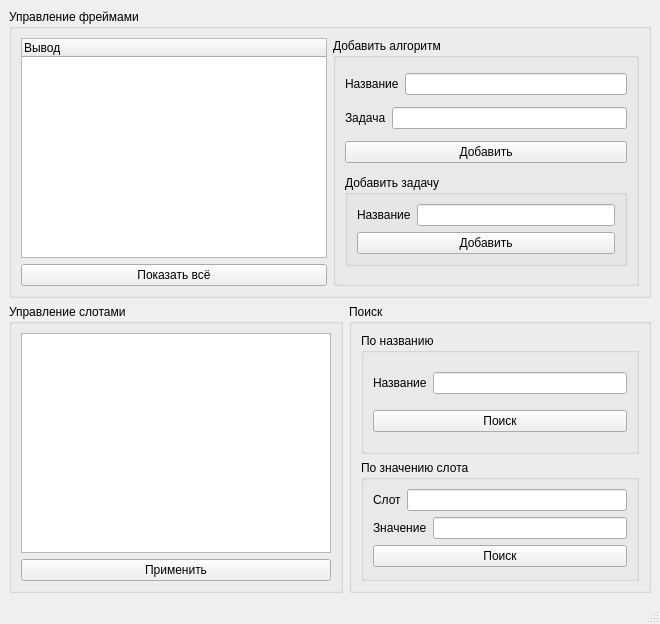
Old version of the form design.ui in the repository vladpower/FrameApp.
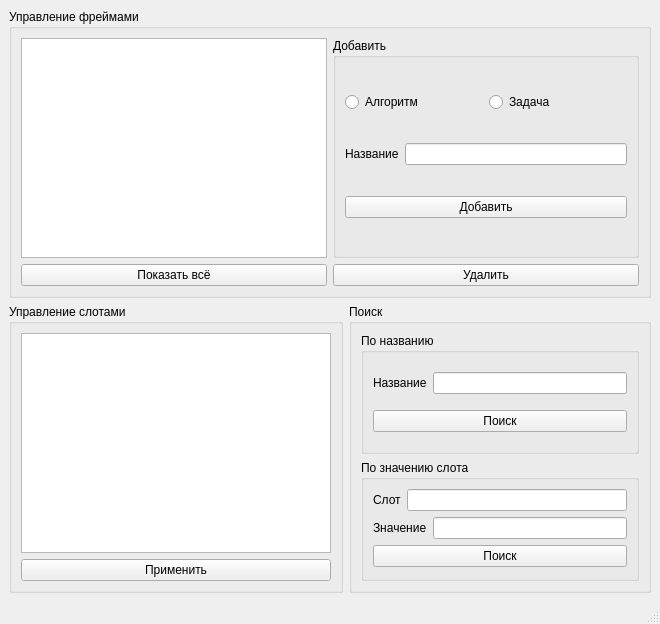
New version of the form.

Patch:
```diff
--- a/design.ui
+++ b/design.ui
@@ -20,9 +20,7 @@
    <string>FrameApp</string>
   </property>
   <widget class="QWidget" name="centralwidget">
-   <layout class="QVBoxLayout" name="verticalLayout_10">
-    <item>
-     <layout class="QVBoxLayout" name="verticalLayout_9">
+   <layout class="QVBoxLayout" name="verticalLayout_5">
       <item>
        <widget class="QGroupBox" name="groupBox_5">
         <property name="sizePolicy">
@@ -34,11 +32,14 @@
         <property name="title">
          <string>Управление фреймами</string>
         </property>
-        <layout class="QHBoxLayout" name="horizontalLayout_10">
+      <layout class="QHBoxLayout" name="horizontalLayout_6">
          <item>
           <layout class="QVBoxLayout" name="verticalLayout_11">
            <item>
             <widget class="QTreeWidget" name="frame_tw">
+           <attribute name="headerVisible">
+            <bool>false</bool>
+           </attribute>
              <column>
               <property name="text">
                <string>Вывод</string>
@@ -56,6 +57,8 @@
           </layout>
          </item>
          <item>
+        <layout class="QVBoxLayout" name="verticalLayout_13">
+         <item>
           <widget class="QGroupBox" name="groupBox_7">
            <property name="sizePolicy">
             <sizepolicy hsizetype="Minimum" vsizetype="Minimum">
@@ -64,9 +67,27 @@
             </sizepolicy>
            </property>
            <property name="title">
-            <string>Добавить алгоритм</string>
+            <string>Добавить</string>
            </property>
            <layout class="QVBoxLayout" name="verticalLayout_2">
+            <item>
+             <layout class="QHBoxLayout" name="horizontalLayout_4">
+              <item>
+               <widget class="QRadioButton" name="alg_rb">
+                <property name="text">
+                 <string>Алгоритм</string>
+                </property>
+               </widget>
+              </item>
+              <item>
+               <widget class="QRadioButton" name="task_rb">
+                <property name="text">
+                 <string>Задача</string>
+                </property>
+               </widget>
+              </item>
+             </layout>
+            </item>
             <item>
              <layout class="QHBoxLayout" name="horizontalLayout_5">
               <item>
@@ -81,20 +102,6 @@
               </item>
              </layout>
             </item>
-            <item>
-             <layout class="QHBoxLayout" name="horizontalLayout_6">
-              <item>
-               <widget class="QLabel" name="label_5">
-                <property name="text">
-                 <string>Задача</string>
-                </property>
-               </widget>
-              </item>
-              <item>
-               <widget class="QLineEdit" name="task_le"/>
-              </item>
-             </layout>
-            </item>
             <item>
              <widget class="QPushButton" name="addAlg_pb">
               <property name="text">
@@ -102,44 +109,17 @@
               </property>
              </widget>
             </item>
-            <item>
-             <widget class="QGroupBox" name="groupBox_8">
-              <property name="sizePolicy">
-               <sizepolicy hsizetype="Minimum" vsizetype="Fixed">
-                <horstretch>0</horstretch>
-                <verstretch>0</verstretch>
-               </sizepolicy>
-              </property>
-              <property name="title">
-               <string>Добавить задачу</string>
-              </property>
-              <layout class="QVBoxLayout" name="verticalLayout_5">
-               <item>
-                <layout class="QHBoxLayout" name="horizontalLayout_8">
-                 <item>
-                  <widget class="QLabel" name="label_6">
-                   <property name="text">
-                    <string>Название</string>
-                   </property>
+           </layout>
                   </widget>
                  </item>
                  <item>
-                  <widget class="QLineEdit" name="nameTask_le"/>
-                 </item>
-                </layout>
-               </item>
-               <item>
-                <widget class="QPushButton" name="addTask_pb">
+          <widget class="QPushButton" name="remove_pb">
                  <property name="text">
-                  <string>Добавить</string>
+            <string>Удалить</string>
                  </property>
                 </widget>
                </item>
               </layout>
-             </widget>
-            </item>
-           </layout>
-          </widget>
          </item>
         </layout>
        </widget>
@@ -285,8 +265,6 @@
            </item>
           </layout>
          </widget>
-        </item>
-       </layout>
       </item>
      </layout>
     </item>
```
Lines whose indentation alone changed are shown as unchanged.
